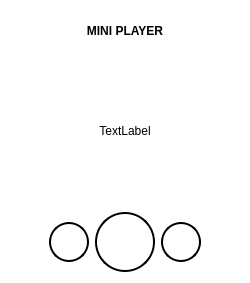
grzesiekkedzior/TuneScape, file TuneScapeCore/mini_player.ui: the form before one commit.
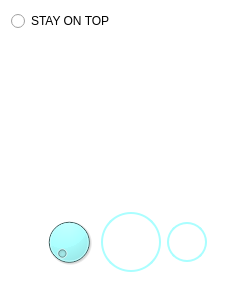
The form after the commit. Icons and pictures are not drawn.

Patch:
```diff
--- a/TuneScapeCore/mini_player.ui
+++ b/TuneScapeCore/mini_player.ui
@@ -13,7 +13,7 @@
   <property name="maximumSize">
    <size>
     <width>251</width>
-    <height>283</height>
+    <height>307</height>
    </size>
   </property>
   <property name="windowTitle">
@@ -36,17 +36,9 @@
      <item>
       <layout class="QVBoxLayout" name="title">
        <item>
-        <widget class="QLabel" name="label_2">
-         <property name="font">
-          <font>
-           <bold>true</bold>
-          </font>
-         </property>
+        <widget class="QRadioButton" name="stayTop">
          <property name="text">
-          <string>MINI PLAYER</string>
-         </property>
-         <property name="alignment">
-          <set>Qt::AlignCenter</set>
+          <string>STAY ON TOP</string>
          </property>
         </widget>
        </item>
@@ -58,21 +50,21 @@
         <enum>QLayout::SetDefaultConstraint</enum>
        </property>
        <item>
-        <widget class="QLabel" name="label">
+        <widget class="QLabel" name="radioImage">
          <property name="minimumSize">
           <size>
-           <width>150</width>
-           <height>150</height>
+           <width>120</width>
+           <height>120</height>
           </size>
          </property>
          <property name="maximumSize">
           <size>
-           <width>150</width>
-           <height>150</height>
+           <width>120</width>
+           <height>120</height>
           </size>
          </property>
-         <property name="text">
-          <string>TextLabel</string>
+         <property name="pixmap">
+          <pixmap resource="res.qrc">:/images/img/radio-10-96.png</pixmap>
          </property>
          <property name="alignment">
           <set>Qt::AlignCenter</set>
@@ -82,7 +74,32 @@
       </layout>
      </item>
      <item>
-      <layout class="QVBoxLayout" name="song"/>
+      <layout class="QVBoxLayout" name="song">
+       <item>
+        <widget class="QLabel" name="radioText">
+         <property name="font">
+          <font>
+           <bold>true</bold>
+          </font>
+         </property>
+         <property name="layoutDirection">
+          <enum>Qt::LeftToRight</enum>
+         </property>
+         <property name="text">
+          <string/>
+         </property>
+         <property name="scaledContents">
+          <bool>true</bool>
+         </property>
+         <property name="alignment">
+          <set>Qt::AlignCenter</set>
+         </property>
+         <property name="wordWrap">
+          <bool>true</bool>
+         </property>
+        </widget>
+       </item>
+      </layout>
      </item>
      <item>
       <layout class="QHBoxLayout" name="buttons">
@@ -100,29 +117,15 @@
         </spacer>
        </item>
        <item>
-        <widget class="QPushButton" name="volume">
+        <widget class="QDial" name="dial">
          <property name="maximumSize">
           <size>
-           <width>40</width>
-           <height>40</height>
+           <width>60</width>
+           <height>60</height>
           </size>
          </property>
          <property name="styleSheet">
-          <string notr="true">QPushButton {
-    background-color: white;
-    border-radius: 20px;
-    border: 2px solid #000;
-    width: 40px;
-    height: 40px;
-}
-</string>
-         </property>
-         <property name="text">
-          <string/>
-         </property>
-         <property name="icon">
-          <iconset resource="res.qrc">
-           <normaloff>:/images/img/audioplay.png</normaloff>:/images/img/audioplay.png</iconset>
+          <string notr="true">background: rgb(170, 254, 255);</string>
          </property>
         </widget>
        </item>
@@ -142,9 +145,9 @@
          </property>
          <property name="styleSheet">
           <string notr="true">QPushButton {
-    background-color: white;
     border-radius: 30px;
     border: 2px solid #000;
+    border-color: rgb(170, 254, 255);
     width: 60px;
     height: 60px;
 }
@@ -181,9 +184,9 @@
          </property>
          <property name="styleSheet">
           <string notr="true">QPushButton {
-    background-color: white;
     border-radius: 20px;
     border: 2px solid #000; 
+    border-color: rgb(170, 254, 255);
     width: 40px;
     height: 40px;
 }
```
